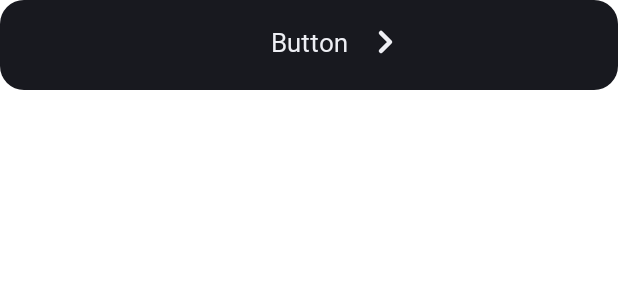
After one commit to LetMKuhl/lego-ds, an Android app: the layout progress_secundary_button.xml on its own in the app's theme, with its tools: preview values and no code run, on a phone screen of 412 x 824 dp. The commit adds this screen. Shown: the top 300 px of the screen. Run offline under Robolectric (Android 15) with nearby library versions, the phone set to English and light mode, and no system bars.

Commit message:
Created secondary button

```diff
--- /dev/null
+++ b/app/src/main/res/drawable/button_progress_state_secundary.xml
@@ -0,0 +1,9 @@
+<?xml version="1.0" encoding="utf-8"?>
+<selector xmlns:tools="http://schemas.android.com/tools" xmlns:android="http://schemas.android.com/apk/res/android">
+
+    <item android:drawable="@drawable/button_state_normal_secundary" android:state_enabled="true"/>
+    <item android:drawable="@drawable/button_state_hover_secundary" android:state_focused="true"/>
+    <item android:drawable="@drawable/button_state_pressed_secundary" android:state_pressed="true"/>
+    <item android:drawable="@drawable/button_state_disable_secundary" android:state_enabled="false" />
+
+</selector>
--- /dev/null
+++ b/app/src/main/res/drawable/button_state_disable_secundary.xml
@@ -0,0 +1,12 @@
+<?xml version="1.0" encoding="utf-8"?>
+<shape xmlns:android="http://schemas.android.com/apk/res/android">
+
+    <corners android:radius="16dp" />
+
+    <solid android:color="@color/color_black_100" />
+
+    <size
+        android:width="167dp"
+        android:height="60dp" />
+
+</shape>
--- /dev/null
+++ b/app/src/main/res/drawable/button_state_hover_secundary.xml
@@ -0,0 +1,12 @@
+<?xml version="1.0" encoding="utf-8"?>
+<shape xmlns:android="http://schemas.android.com/apk/res/android">
+
+    <corners android:radius="16dp" />
+
+    <solid android:color="@color/color_black_300" />
+
+    <size
+        android:width="167dp"
+        android:height="60dp" />
+
+</shape>
--- /dev/null
+++ b/app/src/main/res/drawable/button_state_normal_secundary.xml
@@ -0,0 +1,12 @@
+<?xml version="1.0" encoding="utf-8"?>
+<shape xmlns:android="http://schemas.android.com/apk/res/android">
+
+    <corners android:radius="16dp" />
+
+    <solid android:color="@color/color_black" />
+
+    <size
+        android:width="167dp"
+        android:height="60dp" />
+
+</shape>
--- /dev/null
+++ b/app/src/main/res/drawable/button_state_pressed_secundary.xml
@@ -0,0 +1,12 @@
+<?xml version="1.0" encoding="utf-8"?>
+<shape xmlns:android="http://schemas.android.com/apk/res/android">
+
+    <corners android:radius="16dp" />
+
+    <solid android:color="@color/color_black_800" />
+
+    <size
+        android:width="167dp"
+        android:height="60dp" />
+
+</shape>
--- a/app/src/main/res/layout/progress_button.xml
+++ b/app/src/main/res/layout/progress_primary_button.xml
@@ -7,7 +7,7 @@
     tools:background="@drawable/button_progress_state_primary">
 
     <TextView
-        android:id="@+id/text_buttom"
+        android:id="@+id/text_primary_button"
         android:layout_width="wrap_content"
         android:layout_height="wrap_content"
         android:paddingVertical="16dp"
@@ -25,7 +25,7 @@
         app:srcCompat="@drawable/chevron_right"
         android:paddingVertical="16dp"
         android:paddingHorizontal="6dp"
-        app:layout_constraintLeft_toRightOf="@+id/text_buttom"
+        app:layout_constraintLeft_toRightOf="@+id/text_primary_button"
         tools:ignore="MissingConstraints" />
 
 </androidx.constraintlayout.widget.ConstraintLayout>
--- /dev/null
+++ b/app/src/main/res/layout/progress_secundary_button.xml
@@ -0,0 +1,32 @@
+<?xml version="1.0" encoding="utf-8"?>
+<androidx.constraintlayout.widget.ConstraintLayout xmlns:android="http://schemas.android.com/apk/res/android"
+    android:layout_width="match_parent"
+    android:layout_height="60dp"
+    xmlns:tools="http://schemas.android.com/tools"
+    xmlns:app="http://schemas.android.com/apk/res-auto"
+    tools:background="@drawable/button_progress_state_secundary">
+
+    <TextView
+        android:id="@+id/text_secondary_buttom"
+        android:layout_width="wrap_content"
+        android:layout_height="wrap_content"
+        android:paddingVertical="16dp"
+        android:paddingHorizontal="6dp"
+        style="@style/TextAppearance.Heading6"
+        android:text="Button"
+        app:layout_constraintLeft_toLeftOf="parent"
+        app:layout_constraintRight_toRightOf="parent"
+        tools:ignore="MissingConstraints" />
+
+    <ImageView
+        android:id="@+id/imageView"
+        android:layout_width="wrap_content"
+        android:layout_height="wrap_content"
+        app:srcCompat="@drawable/chevron_right"
+        android:paddingVertical="16dp"
+        android:paddingHorizontal="6dp"
+        app:layout_constraintLeft_toRightOf="@+id/text_secondary_buttom"
+        tools:ignore="MissingConstraints"
+        app:tint="@color/color_white" />
+
+</androidx.constraintlayout.widget.ConstraintLayout>
--- a/app/src/main/res/values/styles.xml
+++ b/app/src/main/res/values/styles.xml
@@ -1,7 +1,8 @@
 <?xml version="1.0" encoding="utf-8"?>
 <resources>
 
-    <!--  TextAppearance  -->
+
+    <!--  TextAppearance Primary -->
     <style name="TextAppearance" parent="TextAppearance.AppCompat">
         <item name="android:fontFamily">@font/montserrat_family</item>
     </style>
@@ -37,6 +38,12 @@
         <item name="android:fontFamily">@font/montserrat_extra_bold</item>
     </style>
 
+    <style name="TextAppearance.Heading6">
+        <item name="android:textSize">17sp</item>
+        <item name="android:textColor">@color/color_white</item>
+        <item name="android:fontFamily">@font/montserrat_extra_bold</item>
+    </style>
+
     <!--TextAppearance.Subtitle-->
     <style name="TextAppearance.Subtitle1">
         <item name="android:textSize">24sp</item>
```
Also changed, not shown: app/src/main/java/com/lehlagoo/legods/view/ProgressButton.kt (deleted, +0 -29 lines), app/src/main/java/com/lehlagoo/legods/view/ProgressPrimaryButton.kt (added, +38 -0 lines), app/src/main/java/com/lehlagoo/legods/view/ProgressSecondaryButton.kt (added, +38 -0 lines), app/src/main/res/drawable/button_progress_state_primary.xml (+4 -4 lines), app/src/main/res/values/attrs.xml (+8 -3 lines), app/src/main/res/drawable/button_state_disable_primary.xml (renamed from app/src/main/res/drawable/button_state_disable.xml), app/src/main/res/drawable/button_state_hover_primary.xml (renamed from app/src/main/res/drawable/button_state_hover.xml), app/src/main/res/drawable/button_state_normal_primary.xml (renamed from app/src/main/res/drawable/button_state_normal.xml), app/src/main/res/drawable/button_state_pressed_primary.xml (renamed from app/src/main/res/drawable/button_state_pressed.xml).
